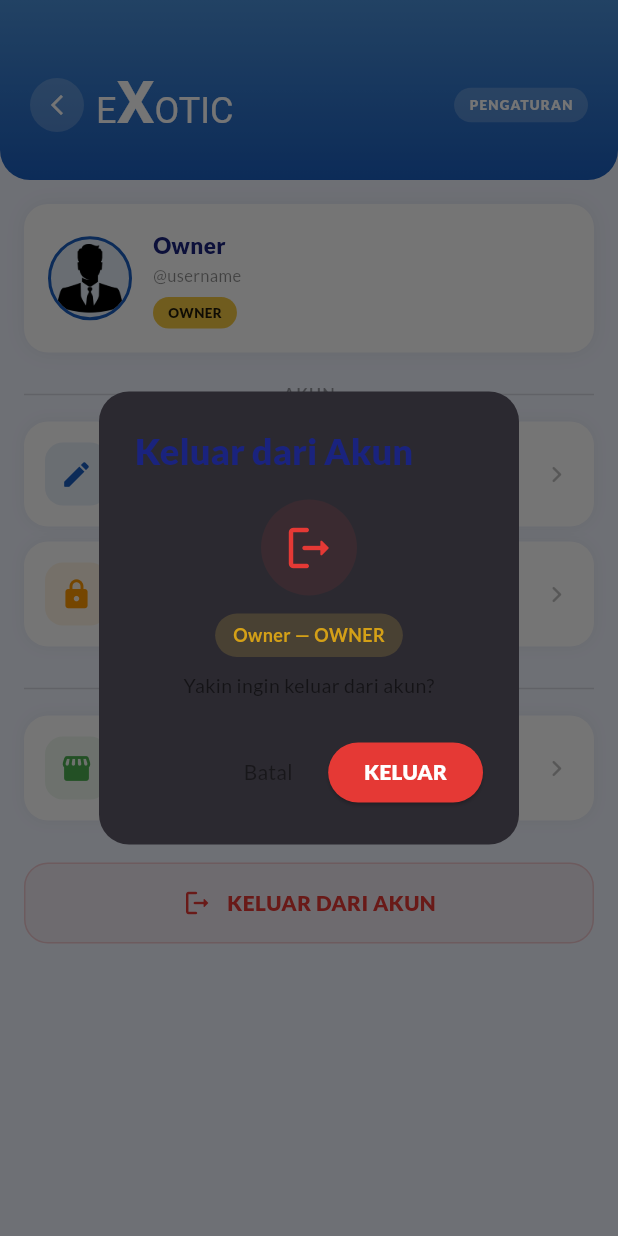
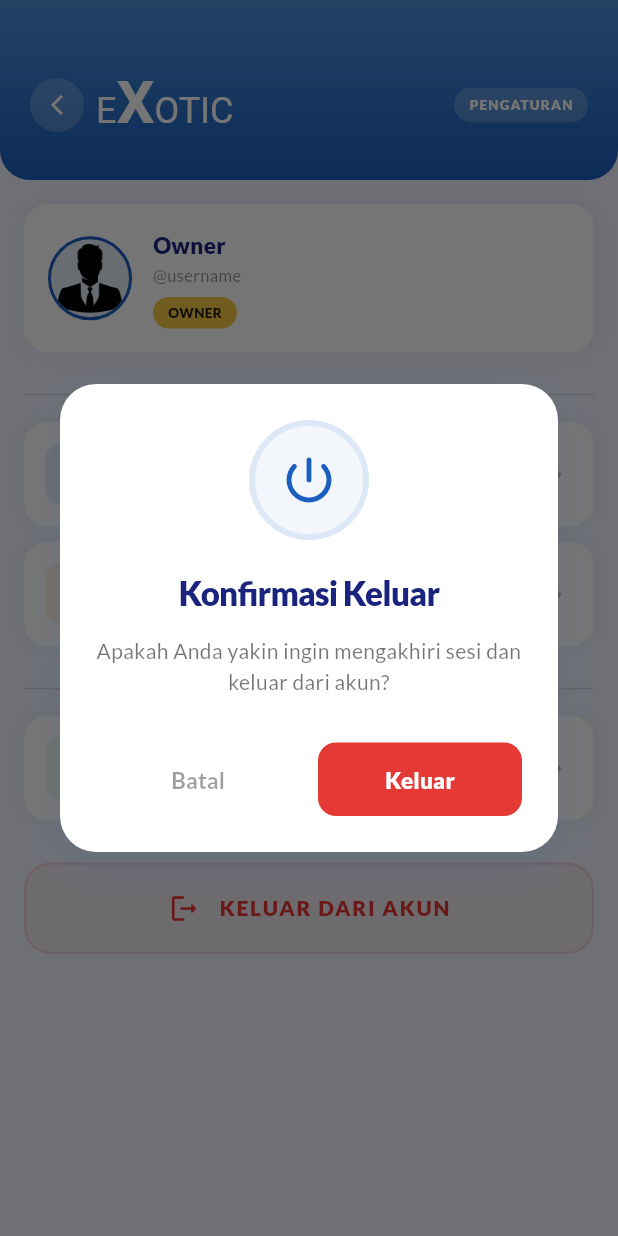
Before and after one commit to f4lzzz/Exotic-GaminG, a Flutter app: the ProfilOwnerScreen screen opened directly, after a tap on "KELUAR DARI AKUN", on a phone screen of 412 x 824 dp. Run offline on Flutter 3.47's test engine with Material 3 defaults, Android fonts, the phone set to English and light mode, and no system bars; our stand-ins replace camera, cloud_firestore, firebase_auth, firebase_core, geolocator, google_fonts and 2 more; accounts and stored records are empty.

Commit message:
upd ui edit dan logout owner

```diff
--- a/lib/profil_owner.dart
+++ b/lib/profil_owner.dart
@@ -403,106 +403,146 @@ class _ProfilOwnerScreenState extends State<ProfilOwnerScreen>
   }
 
   Widget _buildLogoutButton() {
-    final nama = _userData?['nama'] ?? 'Owner';
-    final role = _userData?['role'] ?? 'owner';
     return GestureDetector(
       onTap: () => showDialog(
         context: context,
-        builder: (ctx) => AlertDialog(
+        builder: (ctx) => Dialog(
           shape: RoundedRectangleBorder(
-            borderRadius: BorderRadius.circular(20),
-          ),
-          title: Text(
-            'Keluar dari Akun',
-            style: GoogleFonts.lato(
+            borderRadius: BorderRadius.circular(24),
+          ),
+          elevation: 0,
+          backgroundColor: Colors.transparent,
+          child: Container(
+            padding: const EdgeInsets.all(24),
+            decoration: BoxDecoration(
+              color: kWhite,
+              borderRadius: BorderRadius.circular(24),
+              boxShadow: [
+                BoxShadow(
+                  color: kBlue.withOpacity(0.1),
+                  blurRadius: 20,
+                  offset: const Offset(0, 10),
+                ),
+              ],
+            ),
+            child: Column(
+              mainAxisSize: MainAxisSize.min,
+              children: [
+                Container(
+                  width: 80,
+                  height: 80,
+                  decoration: BoxDecoration(
+                    color: kBlue.withOpacity(0.05),
+                    shape: BoxShape.circle,
+                    border: Border.all(color: kBlue.withOpacity(0.1), width: 4),
+                  ),
+                  child: const Icon(
+                    Icons.power_settings_new_rounded,
+                    color: kBlue,
+                    size: 40,
+                  ),
+                ),
+                const SizedBox(height: 20),
+                Text(
+                  'Konfirmasi Keluar',
+                  textAlign: TextAlign.center,
+                  style: GoogleFonts.lato(
+                    fontSize: 22,
                     fontWeight: FontWeight.w900,
                     color: kTextDark,
-            ),
-          ),
-          content: Column(
-            mainAxisSize: MainAxisSize.min,
-            children: [
-              Container(
-                padding: const EdgeInsets.all(14),
-                decoration: BoxDecoration(
-                  color: kRed.withOpacity(0.08),
-                  shape: BoxShape.circle,
-                ),
-                child: const Icon(Icons.logout_rounded, color: kRed, size: 36),
+                    letterSpacing: -0.5,
+                  ),
                 ),
                 const SizedBox(height: 12),
-              Container(
-                padding: const EdgeInsets.symmetric(
-                  horizontal: 12,
-                  vertical: 6,
-                ),
-                decoration: BoxDecoration(
-                  color: kYellow.withOpacity(0.15),
-                  borderRadius: BorderRadius.circular(20),
-                ),
-                child: Text(
-                  '$nama — ${role.toUpperCase()}',
-                  style: GoogleFonts.lato(
-                    fontSize: 12,
-                    fontWeight: FontWeight.w700,
-                    color: kGold,
-                  ),
-                ),
-              ),
-              const SizedBox(height: 10),
                 Text(
-                'Yakin ingin keluar dari akun?',
-                style: GoogleFonts.lato(fontSize: 13, color: Colors.black54),
-              ),
-            ],
-          ),
-          actions: [
-            TextButton(
+                  'Apakah Anda yakin ingin mengakhiri sesi dan keluar dari akun?',
+                  textAlign: TextAlign.center,
+                  style: GoogleFonts.lato(
+                    fontSize: 14,
+                    color: Colors.black54,
+                    height: 1.5,
+                  ),
+                ),
+                const SizedBox(height: 30),
+                Row(
+                  children: [
+                    Expanded(
+                      child: TextButton(
                         onPressed: () => Navigator.pop(ctx),
+                        style: TextButton.styleFrom(
+                          padding: const EdgeInsets.symmetric(vertical: 14),
+                          shape: RoundedRectangleBorder(
+                            borderRadius: BorderRadius.circular(12),
+                          ),
+                        ),
                         child: Text(
                           'Batal',
-                style: GoogleFonts.lato(color: Colors.black45),
-              ),
-            ),
-            ElevatedButton(
-              style: ElevatedButton.styleFrom(backgroundColor: kRed),
+                          style: GoogleFonts.lato(
+                            color: Colors.black38,
+                            fontWeight: FontWeight.w700,
+                            fontSize: 15,
+                          ),
+                        ),
+                      ),
+                    ),
+                    const SizedBox(width: 12),
+                    Expanded(
+                      child: ElevatedButton(
                         onPressed: () async {
                           await FirebaseAuth.instance.signOut();
-                if (ctx.mounted)
+                          if (ctx.mounted) {
                             Navigator.of(ctx).pushAndRemoveUntil(
-                    MaterialPageRoute(builder: (_) => const LoginScreen()),
+                              MaterialPageRoute(
+                                builder: (_) => const LoginScreen(),
+                              ),
                               (route) => false,
                             );
+                          }
                         },
+                        style: ElevatedButton.styleFrom(
+                          backgroundColor: kRed,
+                          elevation: 0,
+                          padding: const EdgeInsets.symmetric(vertical: 14),
+                          shape: RoundedRectangleBorder(
+                            borderRadius: BorderRadius.circular(12),
+                          ),
+                        ),
                         child: Text(
-                'KELUAR',
-                style: GoogleFonts.lato(
+                          'Keluar',
+                          style: GoogleFonts.lato(
+                            color: kWhite,
                             fontWeight: FontWeight.w800,
-                  color: kWhite,
-                ),
-              ),
-            ),
-          ],
+                            fontSize: 15,
+                          ),
+                        ),
+                      ),
+                    ),
+                  ],
+                ),
+              ],
+            ),
+          ),
         ),
       ),
       child: Container(
-        padding: const EdgeInsets.all(16),
+        padding: const EdgeInsets.all(18),
         decoration: BoxDecoration(
           color: kRed.withOpacity(0.06),
-          borderRadius: BorderRadius.circular(16),
-          border: Border.all(color: kRed.withOpacity(0.2)),
+          borderRadius: BorderRadius.circular(18),
+          border: Border.all(color: kRed.withOpacity(0.15), width: 1.5),
         ),
         child: Row(
           mainAxisAlignment: MainAxisAlignment.center,
           children: [
-            const Icon(Icons.logout_rounded, color: kRed, size: 20),
-            const SizedBox(width: 10),
+            const Icon(Icons.logout_rounded, color: kRed, size: 22),
+            const SizedBox(width: 12),
             Text(
               'KELUAR DARI AKUN',
               style: GoogleFonts.lato(
                 color: kRed,
-                fontWeight: FontWeight.w800,
+                fontWeight: FontWeight.w900,
                 fontSize: 14,
+                letterSpacing: 1.2,
               ),
             ),
           ],
@@ -1018,7 +1058,6 @@ class _UbahPasswordScreenState extends State<UbahPasswordScreen>
                     ctrl: _newPassCtrl,
                     show: _showNew,
                     onToggle: () => setState(() => _showNew = !_showNew),
-                    accentColor: kBlue,
                   ),
                   const SizedBox(height: 12),
                   _buildPasswordField(
@@ -1028,7 +1067,6 @@ class _UbahPasswordScreenState extends State<UbahPasswordScreen>
                     show: _showConfirm,
                     onToggle: () =>
                         setState(() => _showConfirm = !_showConfirm),
-                    accentColor: kGreen,
                   ),
                   const SizedBox(height: 10),
                   _buildPasswordRules(),
@@ -1129,19 +1167,19 @@ class _UbahPasswordScreenState extends State<UbahPasswordScreen>
   Widget _buildInfoCard() => Container(
     padding: const EdgeInsets.all(14),
     decoration: BoxDecoration(
-      color: kOrange.withOpacity(0.07),
+      color: kBlue.withOpacity(0.07),
       borderRadius: BorderRadius.circular(14),
-      border: Border.all(color: kOrange.withOpacity(0.2)),
+      border: Border.all(color: kBlue.withOpacity(0.2)),
     ),
     child: Row(
       children: [
         Container(
           padding: const EdgeInsets.all(8),
           decoration: BoxDecoration(
-            color: kOrange.withOpacity(0.15),
+            color: kBlue.withOpacity(0.15),
             borderRadius: BorderRadius.circular(10),
           ),
-          child: const Icon(Icons.info_outline, color: kOrange, size: 20),
+          child: const Icon(Icons.info_outline, color: kBlue, size: 20),
         ),
         const SizedBox(width: 12),
         Expanded(
@@ -1226,7 +1264,7 @@ class _UbahPasswordScreenState extends State<UbahPasswordScreen>
     required TextEditingController ctrl,
     required bool show,
     required VoidCallback onToggle,
-    Color accentColor = kOrange,
+    Color accentColor = kBlue,
   }) {
     return Container(
       decoration: BoxDecoration(
@@ -1274,14 +1312,23 @@ class _UbahPasswordScreenState extends State<UbahPasswordScreen>
   Widget _buildSaveButton() {
     return GestureDetector(
       onTap: _isLoading ? null : _changePassword,
-      child: Container(
+      child: AnimatedContainer(
+        duration: const Duration(milliseconds: 200),
         width: double.infinity,
         padding: const EdgeInsets.all(16),
         decoration: BoxDecoration(
-          gradient: LinearGradient(colors: [kOrange, kOrange.withRed(220)]),
+          gradient: _isLoading
+              ? LinearGradient(
+                  colors: [Colors.grey.shade400, Colors.grey.shade500],
+                )
+              : const LinearGradient(colors: [Color(0xFF4A90D9), kBlue]),
           borderRadius: BorderRadius.circular(16),
           boxShadow: [
-            BoxShadow(color: kOrange.withOpacity(0.3), blurRadius: 12),
+            BoxShadow(
+              color: kBlue.withOpacity(0.3),
+              blurRadius: 12,
+              offset: const Offset(0, 4),
+            ),
           ],
         ),
         child: Center(
@@ -1309,6 +1356,7 @@ class _UbahPasswordScreenState extends State<UbahPasswordScreen>
                         color: kWhite,
                         fontWeight: FontWeight.w800,
                         fontSize: 14,
+                        letterSpacing: 0.5,
                       ),
                     ),
                   ],
```
Lines whose indentation alone changed are shown as unchanged.
